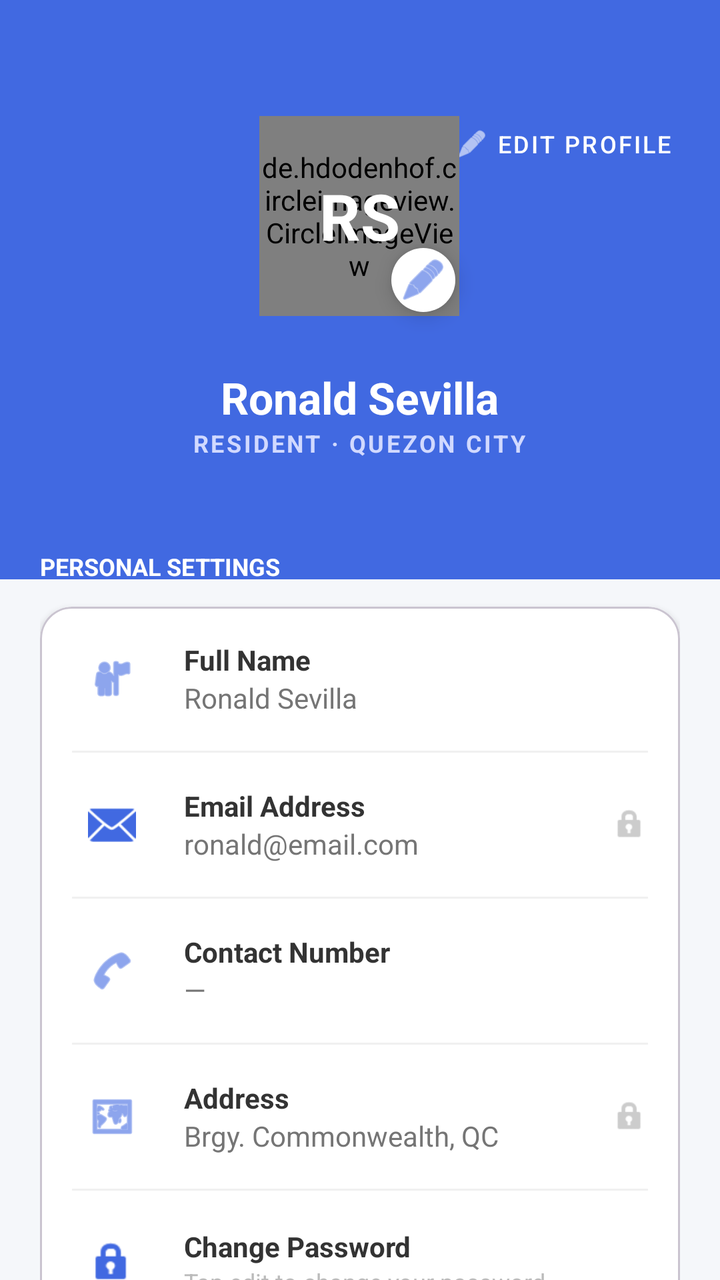
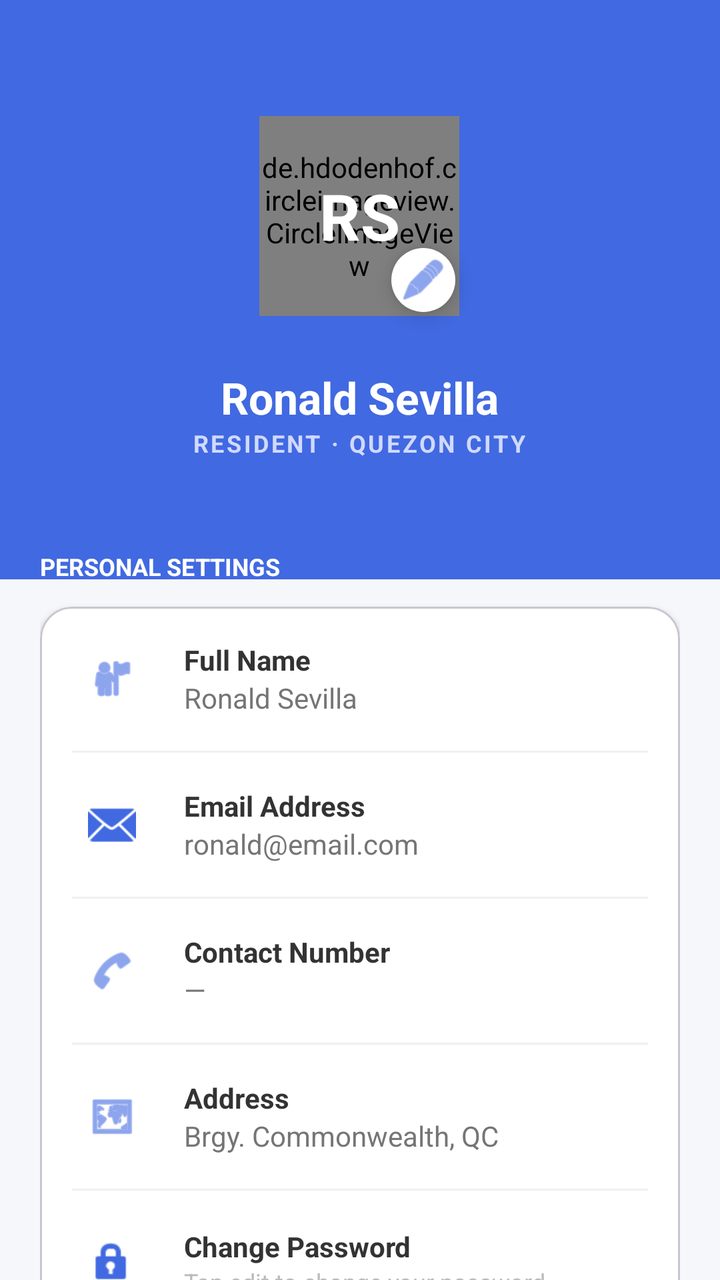

Screens rendered from an Android XML layout before and after an edit, with the pre-edit source and the edit as a unified diff.
<!-- AndroidManifest.xml: application theme Theme.StreetAssist -->
<!-- res/layout/fragment_profile.xml -->
<?xml version="1.0" encoding="utf-8"?>
<androidx.coordinatorlayout.widget.CoordinatorLayout xmlns:android="http://schemas.android.com/apk/res/android"
    xmlns:app="http://schemas.android.com/apk/res-auto"
    xmlns:tools="http://schemas.android.com/tools"
    android:layout_width="match_parent"
    android:layout_height="match_parent"
    android:background="#F5F7FA"
    tools:context=".ui.resident.Profile.ProfileFragment">

    <androidx.core.widget.NestedScrollView
        android:layout_width="match_parent"
        android:layout_height="match_parent"
        android:fillViewport="true">

        <LinearLayout
            android:layout_width="match_parent"
            android:layout_height="wrap_content"
            android:orientation="vertical">

            
            <RelativeLayout
                android:layout_width="match_parent"
                android:layout_height="wrap_content"
                android:background="#4169E1"
                android:paddingTop="48dp"
                android:paddingBottom="60dp">

                
                <com.google.android.material.button.MaterialButton
                    android:id="@+id/btnEditProfileHeader"
                    style="@style/Widget.MaterialComponents.Button.TextButton"
                    android:layout_width="wrap_content"
                    android:layout_height="wrap_content"
                    android:layout_alignParentEnd="true"
                    android:layout_marginEnd="16dp"
                    android:text="Edit Profile"
                    android:textColor="@android:color/white"
                    android:textSize="12sp"
                    app:icon="@android:drawable/ic_menu_edit"
                    app:iconTint="@android:color/white"
                    app:iconSize="16dp" />

                <LinearLayout
                    android:layout_width="wrap_content"
                    android:layout_height="wrap_content"
                    android:layout_centerHorizontal="true"
                    android:gravity="center"
                    android:orientation="vertical">

                    <FrameLayout
                        android:layout_width="120dp"
                        android:layout_height="120dp">

                        
                        <de.hdodenhof.circleimageview.CircleImageView
                            android:id="@+id/ivProfilePhoto"
                            android:layout_width="100dp"
                            android:layout_height="100dp"
                            android:layout_gravity="center"
                            android:src="@drawable/circle_bg_light_blue"
                            app:civ_border_color="#FFFFFF"
                            app:civ_border_width="3dp" />

                        
                        <TextView
                            android:id="@+id/tvInitials"
                            android:layout_width="100dp"
                            android:layout_height="100dp"
                            android:layout_gravity="center"
                            android:background="@drawable/circle_bg_light_blue"
                            android:gravity="center"
                            android:text="RS"
                            android:textColor="@android:color/white"
                            android:textSize="32sp"
                            android:textStyle="bold"
                            android:visibility="visible" />

                        <com.google.android.material.floatingactionbutton.FloatingActionButton
                            android:id="@+id/fabEditPhoto"
                            android:layout_width="wrap_content"
                            android:layout_height="wrap_content"
                            android:layout_gravity="bottom|end"
                            android:layout_margin="4dp"
                            app:backgroundTint="#FFFFFF"
                            app:fabCustomSize="32dp"
                            app:srcCompat="@android:drawable/ic_menu_edit"
                            app:tint="#4169E1" />
                    </FrameLayout>

                    <TextView
                        android:id="@+id/tvProfileName"
                        android:layout_width="wrap_content"
                        android:layout_height="wrap_content"
                        android:layout_marginTop="16dp"
                        android:text="Ronald Sevilla"
                        android:textColor="@android:color/white"
                        android:textSize="22sp"
                        android:textStyle="bold" />

                    <TextView
                        android:id="@+id/tvProfileSub"
                        android:layout_width="wrap_content"
                        android:layout_height="wrap_content"
                        android:text="RESIDENT · QUEZON CITY"
                        android:textColor="#D1D9FF"
                        android:textSize="12sp"
                        android:letterSpacing="0.1"
                        android:textStyle="bold" />
                </LinearLayout>
            </RelativeLayout>

            
            <LinearLayout
                android:layout_width="match_parent"
                android:layout_height="wrap_content"
                android:layout_marginTop="-35dp"
                android:background="@drawable/rounded_top_corners"
                android:elevation="4dp"
                android:orientation="vertical"
                android:padding="20dp">

                <TextView
                    android:layout_width="wrap_content"
                    android:layout_height="wrap_content"
                    android:layout_marginBottom="12dp"
                    android:text="PERSONAL SETTINGS"
                    android:textColor="#FFFFFF"
                    android:textSize="12sp"
                    android:textStyle="bold" />

                <com.google.android.material.card.MaterialCardView
                    android:layout_width="match_parent"
                    android:layout_height="wrap_content"
                    app:cardBackgroundColor="@android:color/white"
                    app:cardCornerRadius="16dp"
                    app:cardElevation="2dp">

                    <LinearLayout
                        android:layout_width="match_parent"
                        android:layout_height="wrap_content"
                        android:orientation="vertical">

                        
                        <LinearLayout
                            android:id="@+id/rowFullName"
                            android:layout_width="match_parent"
                            android:layout_height="wrap_content"
                            android:gravity="center_vertical"
                            android:padding="16dp">

                            <ImageView
                                android:layout_width="40dp"
                                android:layout_height="40dp"
                                android:background="@drawable/circle_bg_light_blue"
                                android:padding="8dp"
                                android:src="@android:drawable/ic_menu_myplaces"
                                app:tint="#4169E1" />

                            <LinearLayout
                                android:layout_width="0dp"
                                android:layout_height="wrap_content"
                                android:layout_marginStart="16dp"
                                android:layout_weight="1"
                                android:orientation="vertical">

                                <TextView
                                    android:layout_width="wrap_content"
                                    android:layout_height="wrap_content"
                                    android:text="Full Name"
                                    android:textColor="#333333"
                                    android:textStyle="bold" />

                                <TextView
                                    android:id="@+id/tvValFullName"
                                    android:layout_width="wrap_content"
                                    android:layout_height="wrap_content"
                                    android:text="Ronald Sevilla"
                                    android:textColor="#757575" />
                            </LinearLayout>
                        </LinearLayout>

                        <View
                            android:layout_width="match_parent"
                            android:layout_height="1dp"
                            android:background="#F0F0F0"
                            android:layout_marginHorizontal="16dp" />

                        
                        <LinearLayout
                            android:id="@+id/rowEmail"
                            android:layout_width="match_parent"
                            android:layout_height="wrap_content"
                            android:background="?attr/selectableItemBackground"
                            android:gravity="center_vertical"
                            android:padding="16dp">

                            <ImageView
                                android:layout_width="40dp"
                                android:layout_height="40dp"
                                android:background="@drawable/circle_bg_light_blue"
                                android:padding="8dp"
                                android:src="@android:drawable/ic_dialog_email"
                                app:tint="#4169E1" />

                            <LinearLayout
                                android:layout_width="0dp"
                                android:layout_height="wrap_content"
                                android:layout_marginStart="16dp"
                                android:layout_weight="1"
                                android:orientation="vertical">

                                <TextView
                                    android:layout_width="wrap_content"
                                    android:layout_height="wrap_content"
                                    android:text="Email Address"
                                    android:textColor="#333333"
                                    android:textStyle="bold" />

                                <TextView
                                    android:id="@+id/tvValEmail"
                                    android:layout_width="wrap_content"
                                    android:layout_height="wrap_content"
                                    android:text="ronald@email.com"
                                    android:textColor="#757575" />
                            </LinearLayout>

                            
                            <ImageView
                                android:layout_width="18dp"
                                android:layout_height="18dp"
                                android:src="@android:drawable/ic_lock_idle_lock"
                                app:tint="#CCCCCC" />
                        </LinearLayout>

                        <View
                            android:layout_width="match_parent"
                            android:layout_height="1dp"
                            android:background="#F0F0F0"
                            android:layout_marginHorizontal="16dp" />

                        
                        <LinearLayout
                            android:id="@+id/rowContact"
                            android:layout_width="match_parent"
                            android:layout_height="wrap_content"
                            android:gravity="center_vertical"
                            android:padding="16dp">

                            <ImageView
                                android:layout_width="40dp"
                                android:layout_height="40dp"
                                android:background="@drawable/circle_bg_light_blue"
                                android:padding="8dp"
                                android:src="@android:drawable/ic_menu_call"
                                app:tint="#4169E1" />

                            <LinearLayout
                                android:layout_width="0dp"
                                android:layout_height="wrap_content"
                                android:layout_marginStart="16dp"
                                android:layout_weight="1"
                                android:orientation="vertical">

                                <TextView
                                    android:layout_width="wrap_content"
                                    android:layout_height="wrap_content"
                                    android:text="Contact Number"
                                    android:textColor="#333333"
                                    android:textStyle="bold" />

                                <TextView
                                    android:id="@+id/tvValContact"
                                    android:layout_width="wrap_content"
                                    android:layout_height="wrap_content"
                                    android:text="—"
                                    android:textColor="#757575" />
                            </LinearLayout>
                        </LinearLayout>

                        <View
                            android:layout_width="match_parent"
                            android:layout_height="1dp"
                            android:background="#F0F0F0"
                            android:layout_marginHorizontal="16dp" />

                        
                        <LinearLayout
                            android:id="@+id/rowAddress"
                            android:layout_width="match_parent"
                            android:layout_height="wrap_content"
                            android:background="?attr/selectableItemBackground"
                            android:gravity="center_vertical"
                            android:padding="16dp">

                            <ImageView
                                android:layout_width="40dp"
                                android:layout_height="40dp"
                                android:background="@drawable/circle_bg_light_blue"
                                android:padding="8dp"
                                android:src="@android:drawable/ic_menu_mapmode"
                                app:tint="#4169E1" />

                            <LinearLayout
                                android:layout_width="0dp"
                                android:layout_height="wrap_content"
                                android:layout_marginStart="16dp"
                                android:layout_weight="1"
                                android:orientation="vertical">

                                <TextView
                                    android:layout_width="wrap_content"
                                    android:layout_height="wrap_content"
                                    android:text="Address"
                                    android:textColor="#333333"
                                    android:textStyle="bold" />

                                <TextView
                                    android:id="@+id/tvValAddress"
                                    android:layout_width="wrap_content"
                                    android:layout_height="wrap_content"
                                    android:text="Brgy. Commonwealth, QC"
                                    android:textColor="#757575" />
                            </LinearLayout>

                            
                            <ImageView
                                android:layout_width="18dp"
                                android:layout_height="18dp"
                                android:src="@android:drawable/ic_lock_idle_lock"
                                app:tint="#CCCCCC" />
                        </LinearLayout>

                        <View
                            android:layout_width="match_parent"
                            android:layout_height="1dp"
                            android:background="#F0F0F0"
                            android:layout_marginHorizontal="16dp" />

                        
                        <LinearLayout
                            android:id="@+id/rowPassword"
                            android:layout_width="match_parent"
                            android:layout_height="wrap_content"
                            android:gravity="center_vertical"
                            android:padding="16dp">

                            <ImageView
                                android:layout_width="40dp"
                                android:layout_height="40dp"
                                android:background="@drawable/circle_bg_light_blue"
                                android:padding="8dp"
                                android:src="@android:drawable/ic_lock_idle_lock"
                                app:tint="#4169E1" />

                            <LinearLayout
                                android:layout_width="0dp"
                                android:layout_height="wrap_content"
                                android:layout_marginStart="16dp"
                                android:layout_weight="1"
                                android:orientation="vertical">

                                <TextView
                                    android:layout_width="wrap_content"
                                    android:layout_height="wrap_content"
                                    android:text="Change Password"
                                    android:textColor="#333333"
                                    android:textStyle="bold" />

                                <TextView
                                    android:layout_width="wrap_content"
                                    android:layout_height="wrap_content"
                                    android:text="Tap edit to change your password"
                                    android:textColor="#BBBBBB"
                                    android:textSize="12sp" />
                            </LinearLayout>
                        </LinearLayout>

                    </LinearLayout>
                </com.google.android.material.card.MaterialCardView>

                
                <com.google.android.material.button.MaterialButton
                    android:id="@+id/btnLogout"
                    style="@style/Widget.MaterialComponents.Button.OutlinedButton"
                    android:layout_width="match_parent"
                    android:layout_height="56dp"
                    android:layout_marginTop="32dp"
                    android:layout_marginBottom="24dp"
                    android:text="Log Out"
                    android:textColor="#FF4B2B"
                    android:textStyle="bold"
                    app:backgroundTint="#FFF5F5"
                    app:cornerRadius="12dp"
                    app:icon="@android:drawable/ic_lock_power_off"
                    app:iconGravity="textStart"
                    app:iconTint="#FF4B2B"
                    app:strokeColor="#FF4B2B"
                    app:strokeWidth="1dp" />

            </LinearLayout>
        </LinearLayout>
    </androidx.core.widget.NestedScrollView>
</androidx.coordinatorlayout.widget.CoordinatorLayout>
<!-- resources referenced by this layout -->
<resources>
  <!-- drawable circle_bg_light_blue (drawable) -->
  <?xml version="1.0" encoding="utf-8"?>
  <selector xmlns:android="http://schemas.android.com/apk/res/android">
      <shape xmlns:android="http://schemas.android.com/apk/res/android" android:shape="oval">
          <solid android:color="#E8EFFF" />
      </shape>
  </selector>
  <!-- drawable rounded_top_corners (drawable) -->
  <?xml version="1.0" encoding="utf-8"?>
  <selector xmlns:android="http://schemas.android.com/apk/res/android">
      <shape xmlns:android="http://schemas.android.com/apk/res/android">
          <solid android:color="#F5F7FA" />
          <corners android:topLeftRadius="32dp" android:topRightRadius="32dp" />
      </shape>
  </selector>
  <style name="Theme.StreetAssist" parent="Base.Theme.StreetAssist" />
  <style name="Base.Theme.StreetAssist" parent="Theme.Material3.DayNight.NoActionBar">
          
          
      </style>
</resources>

<!-- the commit's change to res/layout/fragment_profile.xml (unified diff, before → after) -->
@@ -25,20 +25,6 @@
                 android:paddingTop="48dp"
                 android:paddingBottom="60dp">
 
-                
-                <com.google.android.material.button.MaterialButton
-                    android:id="@+id/btnEditProfileHeader"
-                    style="@style/Widget.MaterialComponents.Button.TextButton"
-                    android:layout_width="wrap_content"
-                    android:layout_height="wrap_content"
-                    android:layout_alignParentEnd="true"
-                    android:layout_marginEnd="16dp"
-                    android:text="Edit Profile"
-                    android:textColor="@android:color/white"
-                    android:textSize="12sp"
-                    app:icon="@android:drawable/ic_menu_edit"
-                    app:iconTint="@android:color/white"
-                    app:iconSize="16dp" />
 
                 <LinearLayout
                     android:layout_width="wrap_content"
@@ -224,12 +210,6 @@
                                     android:textColor="#757575" />
                             </LinearLayout>
 
-                            
-                            <ImageView
-                                android:layout_width="18dp"
-                                android:layout_height="18dp"
-                                android:src="@android:drawable/ic_lock_idle_lock"
-                                app:tint="#CCCCCC" />
                         </LinearLayout>
 
                         <View
@@ -322,12 +302,6 @@
                                     android:textColor="#757575" />
                             </LinearLayout>
 
-                            
-                            <ImageView
-                                android:layout_width="18dp"
-                                android:layout_height="18dp"
-                                android:src="@android:drawable/ic_lock_idle_lock"
-                                app:tint="#CCCCCC" />
                         </LinearLayout>
 
                         <View
